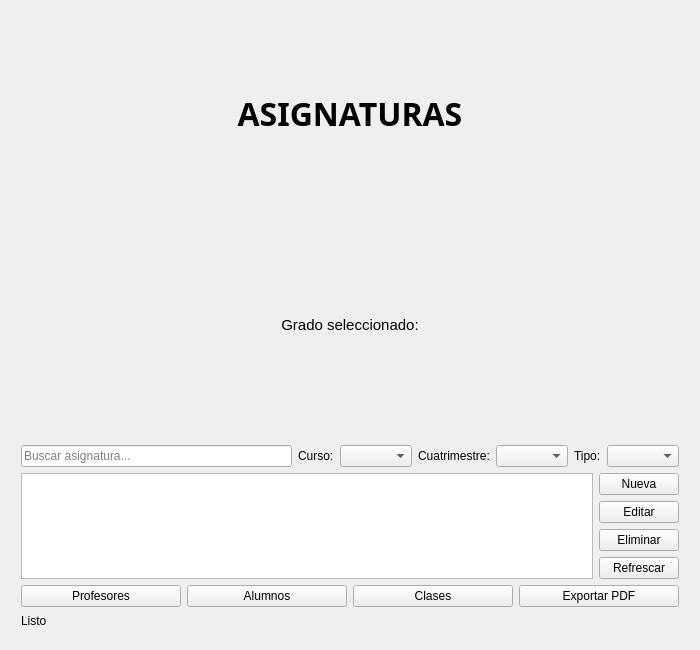
Old version of the form app/view/Asignatura.ui in the repository victorgp12/2DAM_DI_Universidad.
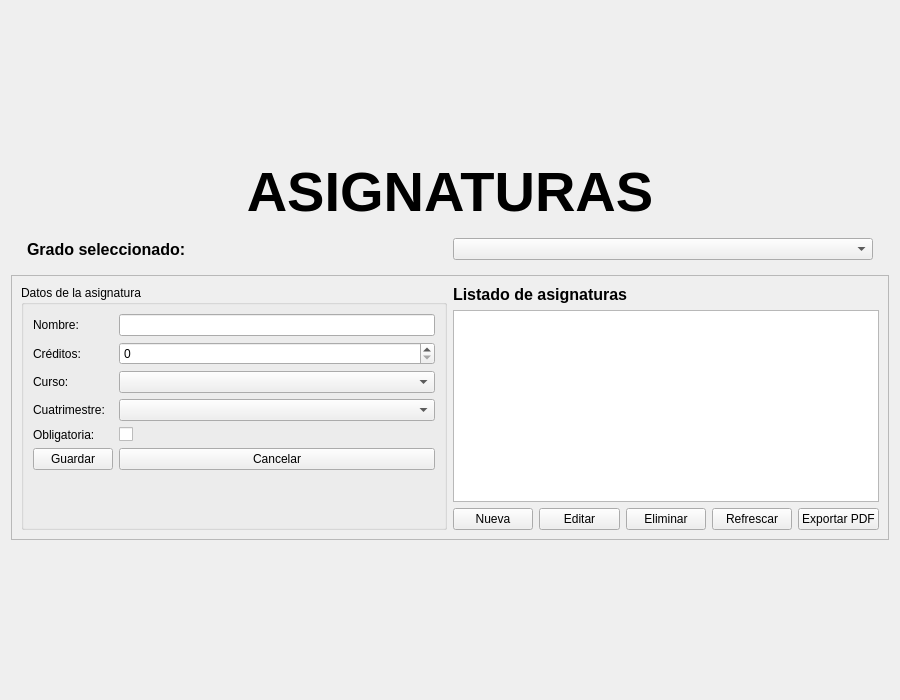
New version of the form.

Commit message: Mejora en el diseño de la interfaz de Asignatura

Patch:
```diff
--- a/app/view/Asignatura.ui
+++ b/app/view/Asignatura.ui
@@ -6,38 +6,36 @@
    <rect>
     <x>0</x>
     <y>0</y>
-    <width>700</width>
-    <height>650</height>
+    <width>900</width>
+    <height>700</height>
    </rect>
   </property>
   <property name="windowTitle">
    <string>Asignaturas</string>
   </property>
   <layout class="QVBoxLayout" name="verticalLayout">
-   <property name="spacing">
-    <number>10</number>
-   </property>
-   <property name="leftMargin">
-    <number>12</number>
-   </property>
-   <property name="topMargin">
-    <number>12</number>
-   </property>
-   <property name="rightMargin">
-    <number>12</number>
-   </property>
-   <property name="bottomMargin">
-    <number>12</number>
-   </property>
+
+   <!-- Spacer superior -->
    <item>
-    <widget class="QFrame" name="frameHeader">
-     <layout class="QHBoxLayout">
+    <spacer name="verticalSpacerTop">
+     <property name="orientation">
+      <enum>Qt::Vertical</enum>
+     </property>
+     <property name="sizeHint" stdset="0">
+      <size>
+       <width>20</width>
+       <height>30</height>
+      </size>
+     </property>
+    </spacer>
+   </item>
+
+   <!-- TÍTULO -->
       <item>
        <widget class="QLabel" name="lblTitulo">
         <property name="font">
          <font>
-          <family>Dubai</family>
-          <pointsize>24</pointsize>
+       <pointsize>42</pointsize>
           <bold>true</bold>
          </font>
         </property>
@@ -49,129 +47,196 @@
         </property>
        </widget>
       </item>
-     </layout>
-    </widget>
-   </item>
+
+   <!-- CONTEXTO (GRADO SELECCIONADO) -->
    <item>
-    <widget class="QFrame" name="frameContexto">
+    <widget class="QWidget" name="widgetContexto" native="true">
      <layout class="QHBoxLayout">
+      <item>
+       <spacer name="horizontalSpacerLeft">
+        <property name="orientation">
+         <enum>Qt::Horizontal</enum>
+        </property>
+       </spacer>
+      </item>
+
       <item>
        <widget class="QLabel" name="lblContexto">
         <property name="font">
          <font>
-          <family>Segoe UI</family>
-          <pointsize>11</pointsize>
+          <pointsize>12</pointsize>
+          <bold>true</bold>
          </font>
         </property>
         <property name="text">
          <string>Grado seleccionado:</string>
         </property>
-        <property name="alignment">
-         <set>Qt::AlignmentFlag::AlignCenter</set>
+       </widget>
+      </item>
+
+      <item>
+       <widget class="QComboBox" name="cb_grado_filtro">
+        <property name="minimumWidth">
+         <number>250</number>
         </property>
        </widget>
       </item>
+
+      <item>
+       <spacer name="horizontalSpacerRight">
+        <property name="orientation">
+         <enum>Qt::Horizontal</enum>
+        </property>
+       </spacer>
+      </item>
      </layout>
     </widget>
    </item>
+
+   <!-- FRAME PRINCIPAL -->
    <item>
     <widget class="QFrame" name="frameMain">
+     <property name="frameShape">
+      <enum>QFrame::StyledPanel</enum>
+     </property>
+
      <layout class="QGridLayout" name="gridLayoutMain">
-      <item row="0" column="0" colspan="2">
-       <layout class="QHBoxLayout">
-        <item>
-         <widget class="QLineEdit" name="txt_buscar">
-          <property name="placeholderText">
-           <string>Buscar asignatura...</string>
-          </property>
-         </widget>
-        </item>
-        <item>
-         <widget class="QLabel" name="label">
+
+      <!-- FORMULARIO IZQUIERDA -->
+      <item row="0" column="0" rowspan="3">
+       <widget class="QGroupBox" name="grp_formulario">
+        <property name="title">
+         <string>Datos de la asignatura</string>
+        </property>
+
+        <layout class="QFormLayout" name="formLayout">
+
+         <item row="0" column="0">
+          <widget class="QLabel" name="labelNombre">
+           <property name="text">
+            <string>Nombre:</string>
+           </property>
+          </widget>
+         </item>
+         <item row="0" column="1">
+          <widget class="QLineEdit" name="txt_nombre"/>
+         </item>
+
+         <item row="1" column="0">
+          <widget class="QLabel" name="labelCreditos">
+           <property name="text">
+            <string>Créditos:</string>
+           </property>
+          </widget>
+         </item>
+         <item row="1" column="1">
+          <widget class="QSpinBox" name="sp_creditos"/>
+         </item>
+
+         <item row="2" column="0">
+          <widget class="QLabel" name="labelCurso">
           <property name="text">
            <string>Curso:</string>
           </property>
          </widget>
         </item>
-        <item>
+         <item row="2" column="1">
          <widget class="QComboBox" name="cb_curso"/>
         </item>
-        <item>
-         <widget class="QLabel" name="label">
+
+         <item row="3" column="0">
+          <widget class="QLabel" name="labelCuatrimestre">
           <property name="text">
            <string>Cuatrimestre:</string>
           </property>
          </widget>
         </item>
-        <item>
+         <item row="3" column="1">
          <widget class="QComboBox" name="cb_cuatrimestre"/>
         </item>
-        <item>
-         <widget class="QLabel" name="label">
+
+         <item row="4" column="0">
+          <widget class="QLabel" name="labelTipo">
           <property name="text">
-           <string>Tipo:</string>
+            <string>Obligatoria:</string>
           </property>
          </widget>
         </item>
-        <item>
-         <widget class="QComboBox" name="cb_obligatoria"/>
-        </item>
-       </layout>
+         <item row="4" column="1">
+          <widget class="QCheckBox" name="chk_obligatoria"/>
+         </item>
+
+         <item row="6" column="0">
+          <widget class="QPushButton" name="btn_guardar">
+           <property name="text">
+            <string>Guardar</string>
+           </property>
+          </widget>
+         </item>
+
+         <item row="6" column="1">
+          <widget class="QPushButton" name="btn_cancelar">
+           <property name="text">
+            <string>Cancelar</string>
+           </property>
+          </widget>
+         </item>
+
+        </layout>
+       </widget>
       </item>
-      <item row="1" column="0" rowspan="4">
+
+      <!-- TÍTULO TABLA -->
+      <item row="0" column="1">
+       <widget class="QLabel" name="lblTablaTitulo">
+        <property name="font">
+         <font>
+          <pointsize>12</pointsize>
+          <bold>true</bold>
+         </font>
+        </property>
+        <property name="text">
+         <string>Listado de asignaturas</string>
+        </property>
+       </widget>
+      </item>
+
+      <!-- TABLA -->
+      <item row="1" column="1">
        <widget class="QTableWidget" name="tbl_asignaturas"/>
       </item>
-      <item row="1" column="1">
+
+      <!-- BOTONES CRUD -->
+      <item row="2" column="1">
+       <layout class="QHBoxLayout">
+        <item>
        <widget class="QPushButton" name="btn_nueva">
         <property name="text">
          <string>Nueva</string>
         </property>
        </widget>
       </item>
-      <item row="2" column="1">
+        <item>
        <widget class="QPushButton" name="btn_editar">
         <property name="text">
          <string>Editar</string>
         </property>
        </widget>
       </item>
-      <item row="3" column="1">
+        <item>
        <widget class="QPushButton" name="btn_eliminar">
         <property name="text">
          <string>Eliminar</string>
         </property>
        </widget>
       </item>
-      <item row="4" column="1">
+        <item>
        <widget class="QPushButton" name="btn_refrescar">
         <property name="text">
          <string>Refrescar</string>
         </property>
        </widget>
       </item>
-      <item row="5" column="0" colspan="2">
-       <layout class="QHBoxLayout">
-        <item>
-         <widget class="QPushButton" name="btn_profesores">
-          <property name="text">
-           <string>Profesores</string>
-          </property>
-         </widget>
-        </item>
-        <item>
-         <widget class="QPushButton" name="btn_alumnos">
-          <property name="text">
-           <string>Alumnos</string>
-          </property>
-         </widget>
-        </item>
-        <item>
-         <widget class="QPushButton" name="btn_clases">
-          <property name="text">
-           <string>Clases</string>
-          </property>
-         </widget>
-        </item>
         <item>
          <widget class="QPushButton" name="btnExportarPdf">
           <property name="text">
@@ -181,16 +246,26 @@
         </item>
        </layout>
       </item>
-      <item row="6" column="0" colspan="2">
-       <widget class="QLabel" name="lbl_estado">
-        <property name="text">
-         <string>Listo</string>
-        </property>
-       </widget>
-      </item>
+
      </layout>
     </widget>
    </item>
+
+   <!-- Spacer inferior -->
+   <item>
+    <spacer name="verticalSpacerBottom">
+     <property name="orientation">
+      <enum>Qt::Vertical</enum>
+     </property>
+     <property name="sizeHint" stdset="0">
+      <size>
+       <width>20</width>
+       <height>30</height>
+      </size>
+     </property>
+    </spacer>
+   </item>
+
   </layout>
  </widget>
  <resources/>
```
Left out of the diff: 3 changed lines with no effect on the pictures. Lines whose indentation alone changed are shown as unchanged. The commit also changes 5 other files.
